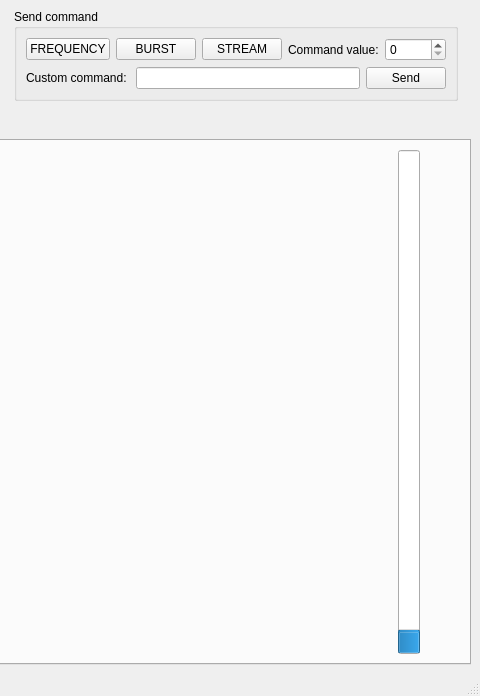
This is mainwindow.ui in Sceap/BarkingSquirrel as Qt 5 draws it before an edit; both pictures show x 737 to 1217 and y 0 to 696 of the 1217 by 696 pixel window. The edited form follows.
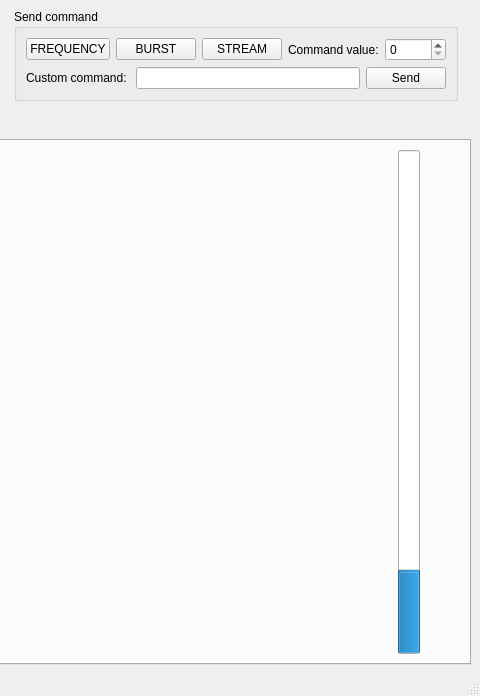
This is the edited form. The open tabs and pages were chosen to show the change. Custom widgets are drawn as their Qt base class.

```diff
--- a/mainwindow.ui
+++ b/mainwindow.ui
@@ -542,7 +542,7 @@
              <enum>Qt::LeftToRight</enum>
             </property>
             <property name="maximum">
-             <number>600</number>
+             <number>150</number>
             </property>
             <property name="value">
              <number>24</number>
```
Left out of the diff: 2 changed lines with no effect on the pictures.
